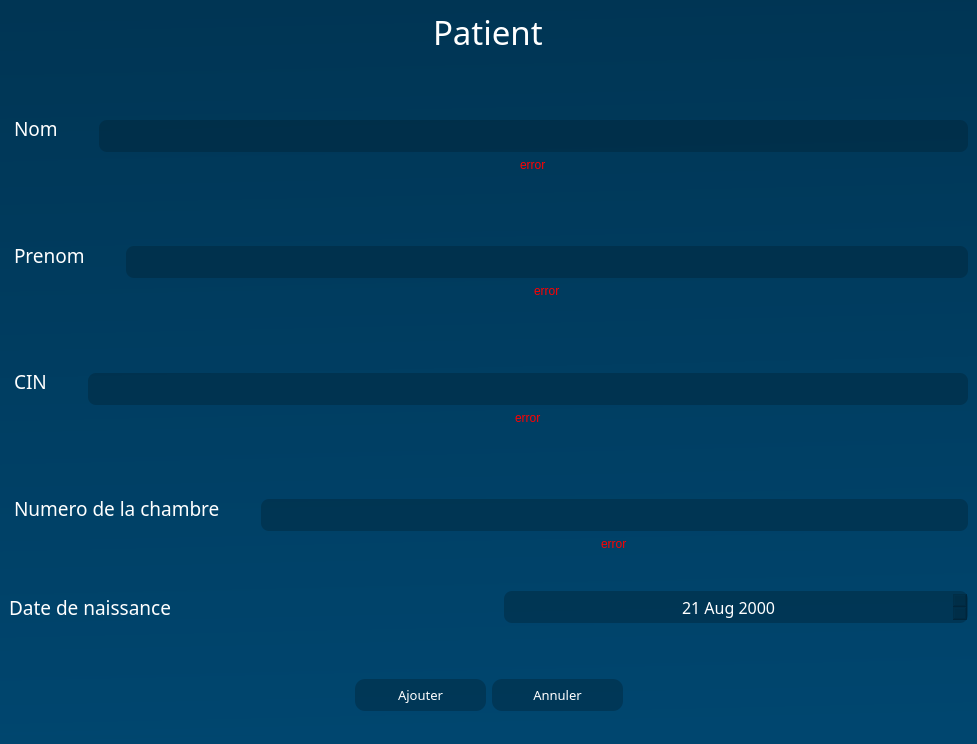
Above: menu.ui from MedAliBZ/Hoptimal before the change. Below: the same form after it.
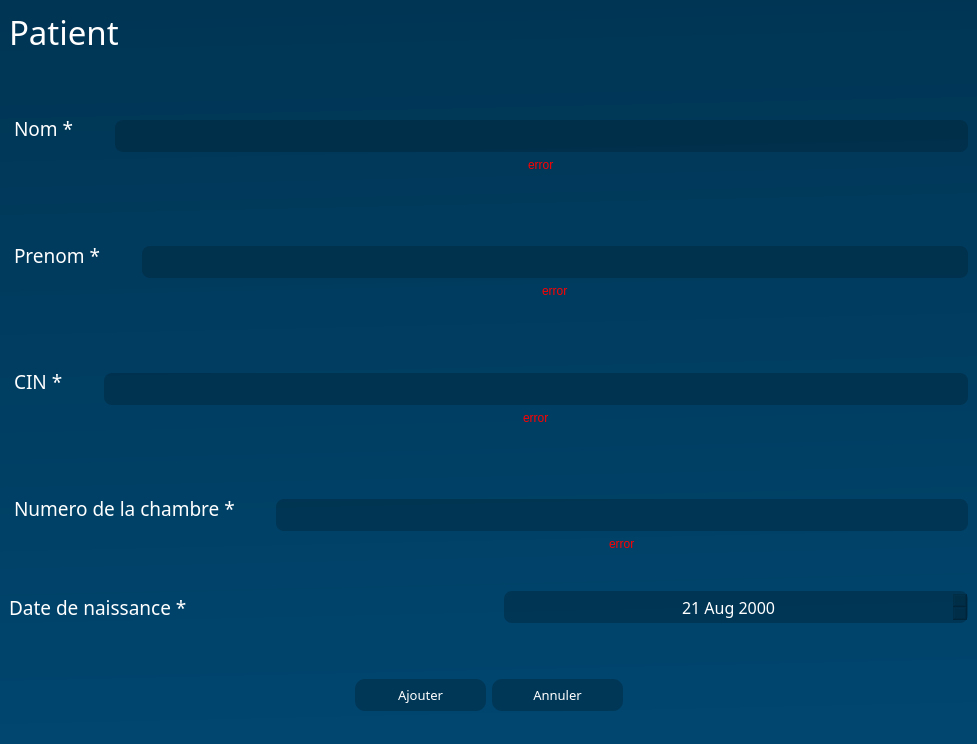
That is the form after the change. The open tabs and pages were chosen to show the change. Icons and pictures are not drawn.

Diff of the .ui file:
```diff
--- a/menu.ui
+++ b/menu.ui
@@ -1198,8 +1198,8 @@
 }
 </string>
        </property>
-       <layout class="QVBoxLayout" name="verticalLayout_14">
-        <item alignment="Qt::AlignHCenter">
+       <layout class="QVBoxLayout" name="verticalLayout_20">
+        <item>
          <widget class="QLabel" name="label_2">
           <property name="maximumSize">
            <size>
@@ -1245,7 +1245,7 @@
              <string notr="true">margin-right:30px;</string>
             </property>
             <property name="text">
-             <string>Nom</string>
+             <string>Nom *</string>
             </property>
            </widget>
           </item>
@@ -1333,7 +1333,7 @@
              <string notr="true">margin-right:30px;</string>
             </property>
             <property name="text">
-             <string>Prenom</string>
+             <string>Prenom *</string>
             </property>
            </widget>
           </item>
@@ -1421,7 +1421,7 @@
              <string notr="true">margin-right:30px;</string>
             </property>
             <property name="text">
-             <string>CIN</string>
+             <string>CIN *</string>
             </property>
            </widget>
           </item>
@@ -1506,7 +1506,7 @@
              <string notr="true">margin-right:30px;</string>
             </property>
             <property name="text">
-             <string>Numero de la chambre</string>
+             <string>Numero de la chambre *</string>
             </property>
            </widget>
           </item>
@@ -1588,7 +1588,7 @@
              </font>
             </property>
             <property name="text">
-             <string>Date de naissance</string>
+             <string>Date de naissance *</string>
             </property>
            </widget>
           </item>
```
Left out of the diff: 49 changed lines with no effect on the pictures.
